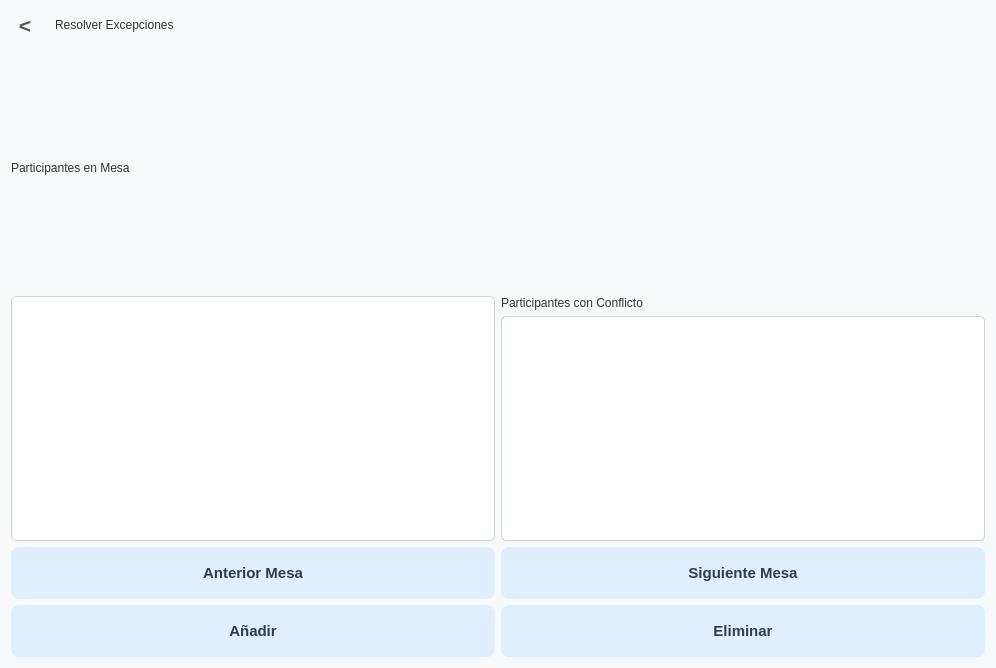
The window that Interfaces/AsignarMesasExcepciones.ui (roblesgg/GestionEventos) describes before a commit, drawn with Qt 5.
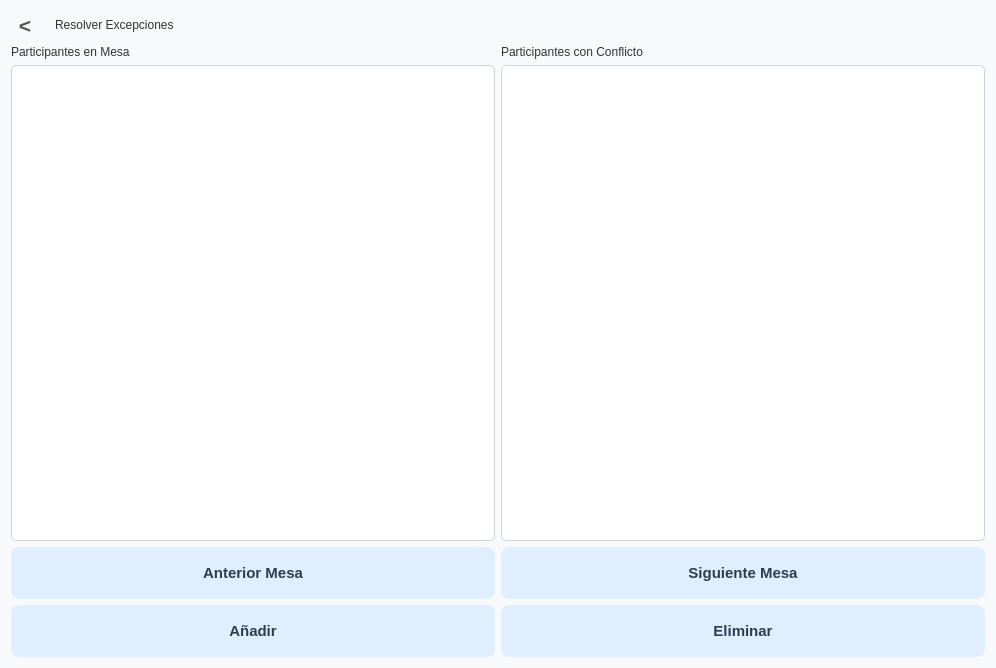
The same window after the commit.

Patch:
```diff
--- a/Interfaces/AsignarMesasExcepciones.ui
+++ b/Interfaces/AsignarMesasExcepciones.ui
@@ -98,8 +98,7 @@
 }
    </string>
   </property>
-  
-  <layout class="QVBoxLayout" name="verticalLayout_5" stretch="0,1,1,0">
+  <layout class="QVBoxLayout" name="verticalLayout_5" stretch="0,1,0">
    <item>
     <layout class="QHBoxLayout" name="horizontalLayout_Titulo_3" stretch="0,0,1">
      <item>
@@ -134,18 +133,17 @@
      </item>
     </layout>
    </item>
-   
-   <item>
-    <widget class="QLabel" name="Label_TableParticipants">
-     <property name="text">
-      <string>Participantes en Mesa</string>
-     </property>
-    </widget>
-   </item>
    <item>
     <layout class="QHBoxLayout" name="horizontalLayout_Lists" stretch="1,1">
      <item>
       <layout class="QVBoxLayout" name="verticalLayout_TableList">
+       <item>
+        <widget class="QLabel" name="Label_TableParticipants">
+         <property name="text">
+          <string>Participantes en Mesa</string>
+         </property>
+        </widget>
+       </item>
        <item>
         <widget class="QListWidget" name="List_TableParticipants"/>
        </item>
```
Left out of the diff: 12 changed lines with no effect on the pictures.
